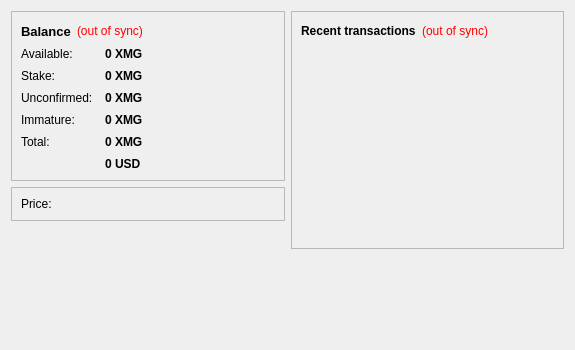
The window that src/qt/forms/overviewpage.ui (m-pays/magi) describes before a commit, drawn with Qt 5.
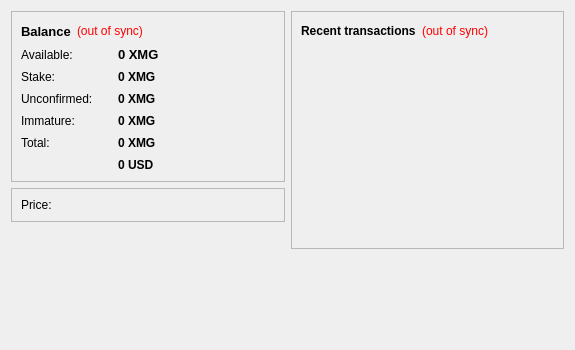
The same window after the commit.

```diff
--- a/src/qt/forms/overviewpage.ui
+++ b/src/qt/forms/overviewpage.ui
@@ -32,6 +32,9 @@
          <property name="frameShadow">
           <enum>QFrame::Raised</enum>
          </property>
+         <property name="lineWidth">
+          <number>2</number>
+         </property>
          <layout class="QVBoxLayout" name="verticalLayout_4">
           <item>
            <layout class="QHBoxLayout" name="horizontalLayout_4">
@@ -111,6 +114,7 @@
              <widget class="QLabel" name="labelBalance">
               <property name="font">
                <font>
+                <pointsize>10</pointsize>
                 <weight>75</weight>
                 <bold>true</bold>
                </font>
@@ -173,7 +177,7 @@
                <string notr="true"/>
               </property>
               <property name="text">
-               <string>Unconfirmed:</string>
+               <string>Unconfirmed:    </string>
               </property>
              </widget>
             </item>
@@ -304,6 +308,9 @@
          <property name="frameShadow">
           <enum>QFrame::Raised</enum>
          </property>
+         <property name="lineWidth">
+          <number>2</number>
+         </property>
          <layout class="QVBoxLayout" name="verticalLayout_5">
           <item>
            <layout class="QFormLayout" name="formLayout_3">
@@ -325,7 +332,7 @@
                <string notr="true"/>
               </property>
               <property name="text">
-               <string>Price:            </string>
+               <string>Price:                 </string>
               </property>
              </widget>
             </item>
```
